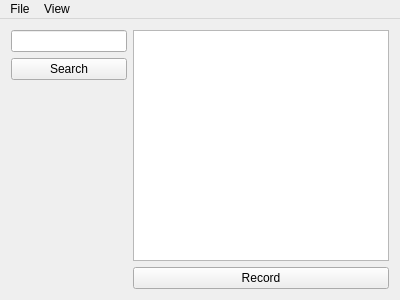
First picture: the form in src/mainwindow.ui, repository rafirafi/Voca, before the edit.
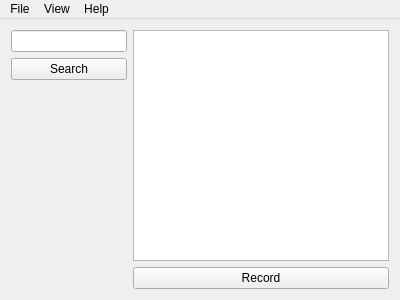
Second picture: the form after the edit. Icons and pictures are not drawn. Custom widgets are drawn as their Qt base class.

Commit message: Add an 'about' menu action and dialog

Diff of the .ui file:
```diff
--- a/src/mainwindow.ui
+++ b/src/mainwindow.ui
@@ -92,8 +92,15 @@
     <addaction name="actionZoom_Out"/>
     <addaction name="actionNormal_Size"/>
    </widget>
+   <widget class="QMenu" name="menuHelp">
+    <property name="title">
+     <string>Help</string>
+    </property>
+    <addaction name="actionAbout"/>
+   </widget>
    <addaction name="menuFile"/>
    <addaction name="menuView"/>
+   <addaction name="menuHelp"/>
   </widget>
   <action name="actionQuit">
    <property name="text">
```
Left out of the diff: 9 changed lines with no effect on the pictures. The commit also changes 2 other files.
